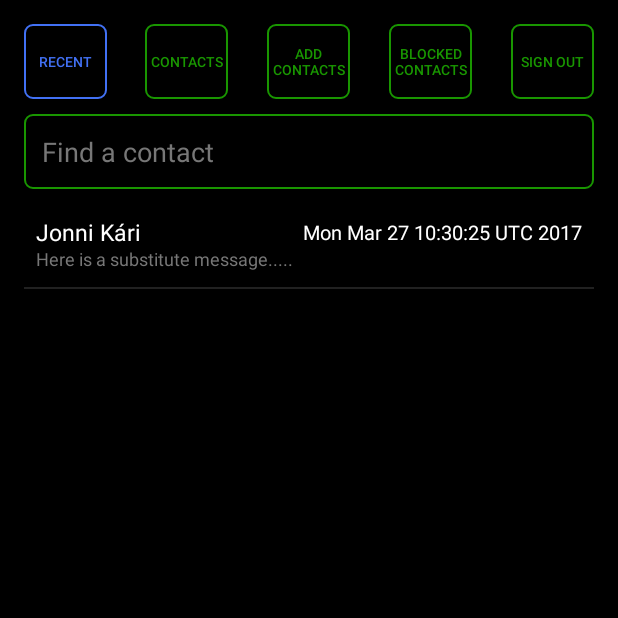
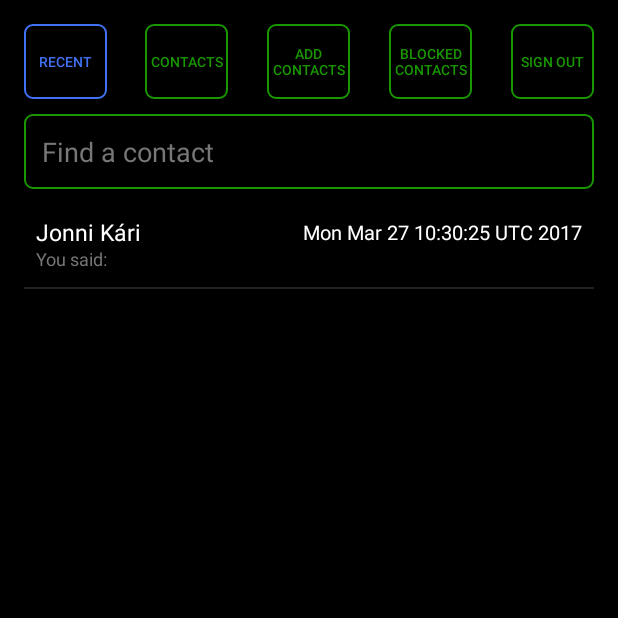
Before and after one commit to arnarb89/Hugbunadarverkefni2, an Android app: the NewFriendsActivity screen opened directly, with no data from a screen before it, after a tap on "RECENT", on a phone screen of 412 x 824 dp, the top half of it. Run offline under Robolectric (Android 15) with nearby library versions, the phone set to English and light mode, and no system bars; our stand-ins replace Firebase (no records; nobody signed in at launch, a user with empty details on screens opened directly), Volley; 2 statements that could not run were skipped.

Commit message:
Bug Fixes

```diff
--- a/app/src/main/java/testcompany/cloudmessagingtest2/NewFriendsActivity.java
+++ b/app/src/main/java/testcompany/cloudmessagingtest2/NewFriendsActivity.java
@@ -94,7 +94,8 @@ public class NewFriendsActivity extends Activity {
                             addContactButton.setOnClickListener(new View.OnClickListener() {
                                 @Override
                                 public void onClick(View v) {
-                                    contactsManager.addContact(new Contact(userId, username, false));
+                                    //contactsManager.addContact(new Contact(userId, username, false));
+                                    contactsManager.addRequest(new Contact(userId, username, false));
                                     Toast.makeText(NewFriendsActivity.this, "Contact added.", Toast.LENGTH_SHORT).show();
                                 }
                             });
--- a/app/src/main/java/testcompany/cloudmessagingtest2/RecentConversationsAdapter.java
+++ b/app/src/main/java/testcompany/cloudmessagingtest2/RecentConversationsAdapter.java
@@ -56,17 +56,22 @@ public class RecentConversationsAdapter extends BaseAdapter {
         convertView= layoutInflater.inflate(R.layout.recent_conversations_list_item, parent, false);
 
         TextView nameView=(TextView)convertView.findViewById(R.id.nameField);
+        TextView timeView=(TextView)convertView.findViewById(R.id.timeField);
+        TextView messageView=(TextView)convertView.findViewById(R.id.messageField);
+
         if(thisData.getSenderId()==yourId){
             nameView.setText(contactManager.getContactById(thisData.getReceiverId()).getUsername());
+            messageView.setText("You said: "+thisData.getContent());
         }else{
             nameView.setText(contactManager.getContactById(thisData.getSenderId()).getUsername());
+            messageView.setText(contactManager.getContactById(thisData.getSenderId()).getUsername()+" says: "+thisData.getContent());
         }
 
-        TextView timeView=(TextView)convertView.findViewById(R.id.timeField);
+
         timeView.setText(thisData.getSentDate().toString());
 
-        TextView messageView=(TextView)convertView.findViewById(R.id.messageField);
-        messageView.setText(contactManager.getContactById(thisData.getSenderId()).getUsername()+" says: "+thisData.getContent());
+
+
 
 
 
```
Also changed, not shown: app/src/main/java/testcompany/cloudmessagingtest2/ConversationActivity.java (+7 -1 lines).
